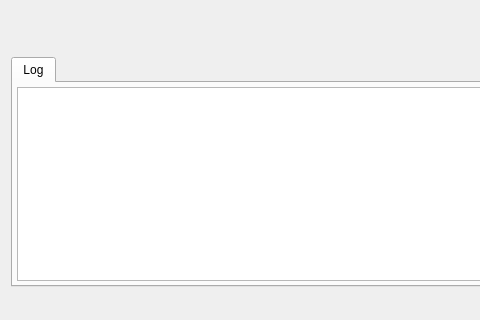
Old version of the form src/mainwindow.ui in the repository jjundot/serialplot; both pictures show x 0 to 480 and y 330 to 650 of the 653 by 650 pixel window.
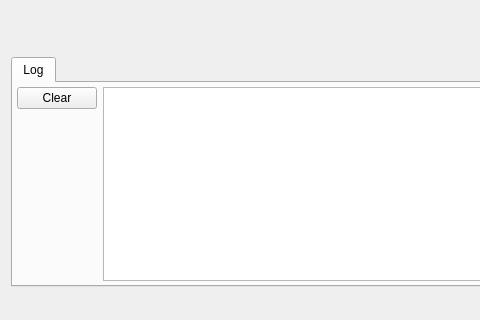
New version of the form. Icons and pictures are not drawn. Custom widgets are drawn as their Qt base class.

Commit message: add log clear button.

Patch:
```diff
--- a/src/mainwindow.ui
+++ b/src/mainwindow.ui
@@ -82,6 +82,30 @@
         <property name="bottomMargin">
          <number>4</number>
         </property>
+        <item>
+         <layout class="QVBoxLayout" name="verticalLayout_2">
+          <item>
+           <widget class="QPushButton" name="Log_Clear">
+            <property name="text">
+             <string>Clear</string>
+            </property>
+           </widget>
+          </item>
+          <item>
+           <spacer name="verticalSpacer">
+            <property name="orientation">
+             <enum>Qt::Vertical</enum>
+            </property>
+            <property name="sizeHint" stdset="0">
+             <size>
+              <width>20</width>
+              <height>40</height>
+             </size>
+            </property>
+           </spacer>
+          </item>
+         </layout>
+        </item>
         <item>
          <widget class="QPlainTextEdit" name="ptLog">
           <property name="readOnly">
```
Left out of the diff: 2 changed lines with no effect on the pictures. The commit also changes 2 other files.
